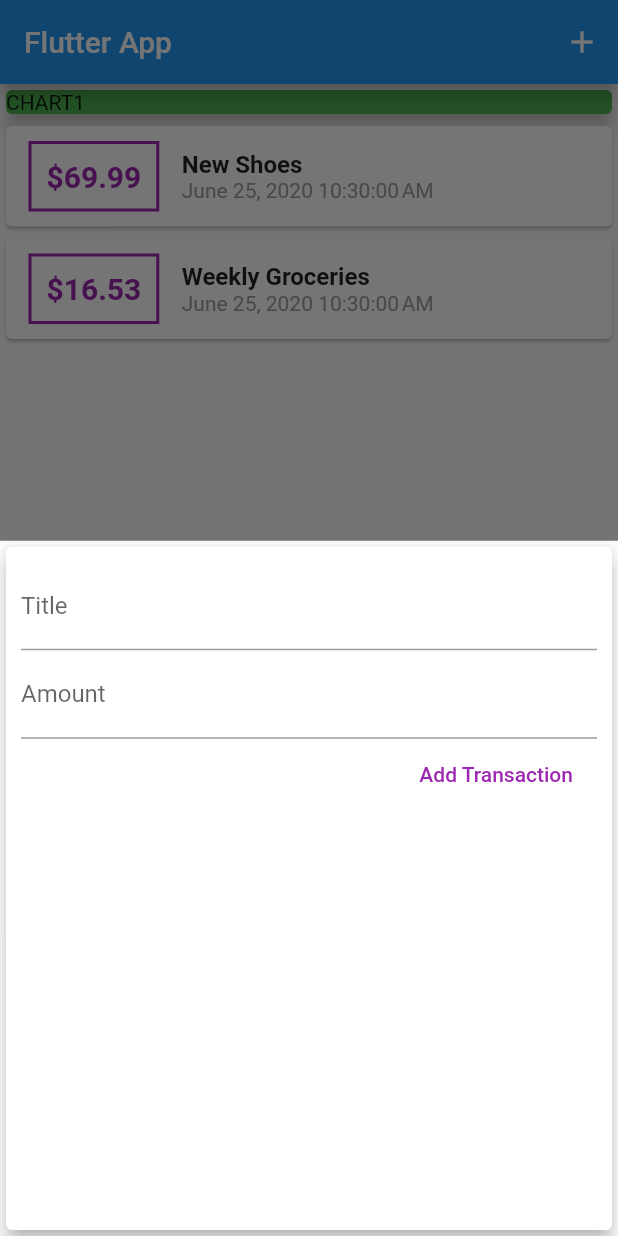
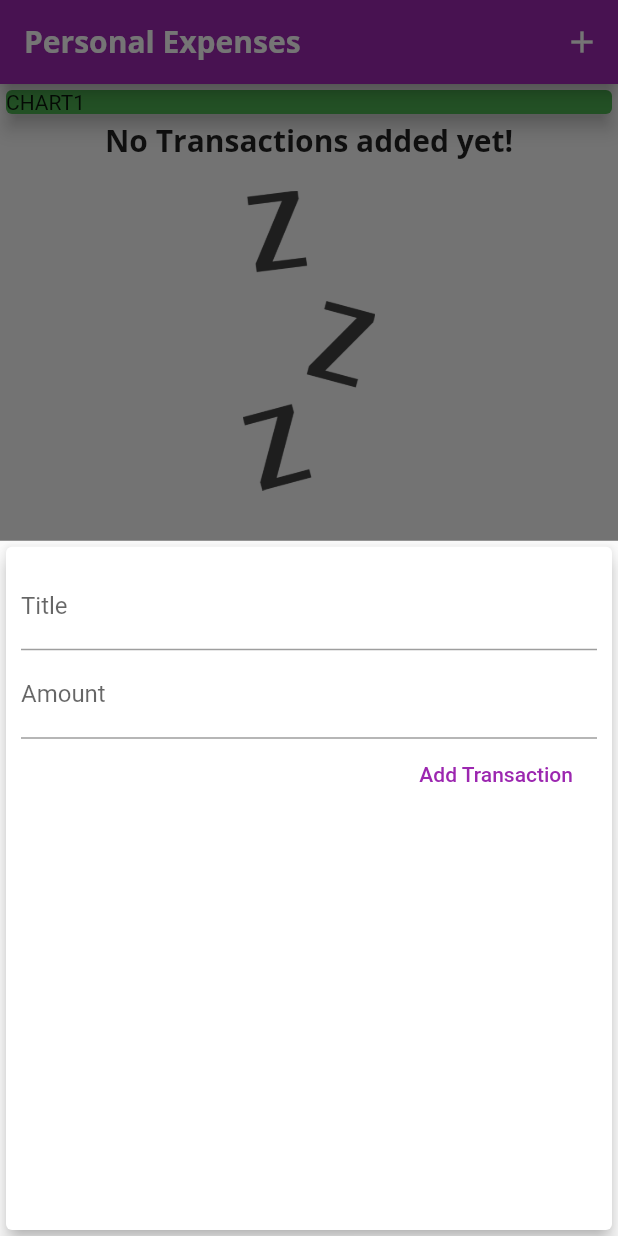
Before and after one commit to memory852/planner, a Flutter app: the screen it shows after launch, after a tap on the "add" icon, on a phone screen of 412 x 824 dp. Run offline on Flutter 3.47's test engine with Material 2 defaults, Android fonts, the phone set to English and light mode, and no system bars.

Commit message:
lesson97

```diff
--- a/lib/main.dart
+++ b/lib/main.dart
@@ -12,7 +12,28 @@ class MyApp extends StatelessWidget {
   @override
   Widget build(BuildContext context) {
     return MaterialApp(
-      title: "Flutter App",
+      title: "Personal Expenses",
+      theme: ThemeData(
+        primarySwatch: Colors.purple,
+        accentColor: Colors.amber,
+        fontFamily: 'Quicksand',
+        textTheme: ThemeData.light().textTheme.copyWith(
+              headline6: TextStyle(
+                fontFamily: 'OpenSans',
+                fontSize: 20,
+                fontWeight: FontWeight.bold,
+              ),
+            ),
+        appBarTheme: AppBarTheme(
+          textTheme: ThemeData.light().textTheme.copyWith(
+                headline6: TextStyle(
+                  fontFamily: 'OpenSans',
+                  fontSize: 20,
+                  fontWeight: FontWeight.bold,
+                ),
+              ),
+        ),
+      ),
       home: MyHomePage(),
     );
   }
@@ -28,18 +49,6 @@ class MyHomePage extends StatefulWidget {
 
 class _MyHomePageState extends State<MyHomePage> {
   final List<Transaction> _userTransactions = [
-    Transaction(
-      id: 't1',
-      title: 'New Shoes',
-      amount: 69.99,
-      date: DateTime.now(),
-    ),
-    Transaction(
-      id: 't2',
-      title: 'Weekly Groceries',
-      amount: 16.53,
-      date: DateTime.now(),
-    ),
   ];
 
   void _addNewTransaction(String txTitle, double txAmount) {
@@ -71,7 +80,7 @@ class _MyHomePageState extends State<MyHomePage> {
   Widget build(BuildContext context) {
     return Scaffold(
       appBar: AppBar(
-        title: Text("Flutter App"),
+        title: Text("Personal Expenses"),
         actions: <Widget>[
           IconButton(
             icon: Icon(Icons.add),
--- a/lib/widgets/new_transaction.dart
+++ b/lib/widgets/new_transaction.dart
@@ -1,24 +1,33 @@
 import 'package:flutter/material.dart';
 
-class NewTransaction extends StatelessWidget {
-  final titleController = TextEditingController();
-  final amountController = TextEditingController();
+class NewTransaction extends StatefulWidget {
   final Function addTx;
 
   NewTransaction(this.addTx);
+
+  @override
+  _NewTransactionState createState() => _NewTransactionState();
+}
+
+class _NewTransactionState extends State<NewTransaction> {
+  final titleController = TextEditingController();
+
+  final amountController = TextEditingController();
 
   void submitData() {
     final enteredTitle = titleController.text;
     final enteredAmount = double.parse(amountController.text);
 
-    if(enteredTitle.isEmpty || enteredAmount <= 0) {
+    if (enteredTitle.isEmpty || enteredAmount <= 0) {
       return;
     }
 
-    addTx(
-      titleController.text,
-      double.parse(amountController.text),
+    widget.addTx(
+      enteredTitle,
+      enteredAmount,
     );
+
+    Navigator.of(context).pop();
   }
 
   @override
--- a/lib/widgets/transaction_list.dart
+++ b/lib/widgets/transaction_list.dart
@@ -11,7 +11,24 @@ class TransactionList extends StatelessWidget {
   Widget build(BuildContext context) {
     return Container(
       height: 250,
-      child: ListView.builder(
+      child: transactions.isEmpty
+          ? Column(
+              children: <Widget>[
+                Text(
+                  "No Transactions added yet!",
+                  style: Theme.of(context).textTheme.headline6,
+                ),
+                SizedBox(height: 20,),
+                Container(
+                  height: 200,
+                  child: Image.asset(
+                    'assets/images/waiting.png',
+                    fit: BoxFit.cover,
+                  ),
+                ),
+              ],
+            )
+          : ListView.builder(
               itemBuilder: (ctx, index) {
                 return Card(
                   child: Row(
@@ -24,7 +41,7 @@ class TransactionList extends StatelessWidget {
                         ),
                         decoration: BoxDecoration(
                           border: Border.all(
-                      color: Colors.purple,
+                            color: Theme.of(context).primaryColor,
                             width: 2,
                           ),
                         ),
@@ -32,7 +49,7 @@ class TransactionList extends StatelessWidget {
                           "\$${transactions[index].amount.toStringAsFixed(2)}",
                           style: TextStyle(
                             fontWeight: FontWeight.bold,
-                      color: Colors.purple,
+                            color: Theme.of(context).primaryColor,
                             fontSize: 20,
                           ),
                         ),
@@ -42,10 +59,7 @@ class TransactionList extends StatelessWidget {
                         children: <Widget>[
                           Text(
                             transactions[index].title,
-                      style: TextStyle(
-                        fontSize: 16,
-                        fontWeight: FontWeight.bold,
-                      ),
+                            style: Theme.of(context).textTheme.headline6,
                           ),
                           Text(
                             DateFormat().format(transactions[index].date),
```
Also changed, not shown: lib/widgets/chart.dart (added, +45 -0 lines), pubspec.yaml (+13 -8 lines), assets/fonts/OpenSans-Bold.ttf (added), assets/fonts/OpenSans-Regular.ttf (added), assets/fonts/Quicksand-Bold.ttf (added), assets/fonts/Quicksand-Light.ttf (added), assets/fonts/Quicksand-Medium.ttf (added), assets/fonts/Quicksand-Regular.ttf (added), assets/images/waiting.png (added). Lines whose indentation alone changed are shown as unchanged.
